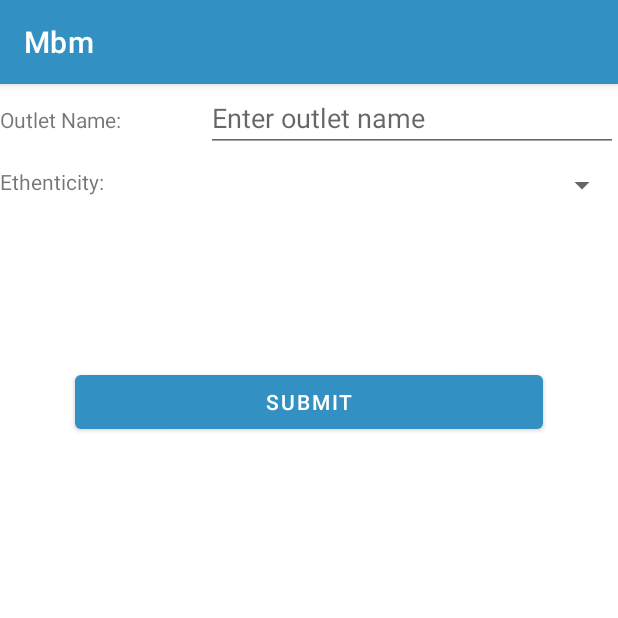
After one commit to SelimRaza/test_kotlin, an Android app: the OutletEntryFragment screen opened through its navigation route, on a phone screen of 412 x 824 dp, the top half of it. The commit adds this screen. Run offline under Robolectric (Android 15) with nearby library versions, the phone set to English and light mode, and no system bars.

Commit message:
initial commit

```diff
--- a/app/src/main/AndroidManifest.xml
+++ b/app/src/main/AndroidManifest.xml
@@ -3,6 +3,8 @@
     xmlns:tools="http://schemas.android.com/tools">
 
     <uses-permission android:name="android.permission.INTERNET" />
+    <uses-permission android:name="android.permission.ACCESS_FINE_LOCATION"/>
+    <uses-permission android:name="android.permission.ACCESS_COARSE_LOCATION"/>
 
     <application
         android:name=".MyApp"
@@ -16,6 +18,9 @@
         android:theme="@style/Theme.Mbm"
         android:usesCleartextTraffic="true"
         tools:targetApi="31">
+        <activity
+            android:name=".outletEntry.view.OutletNavActivity"
+            android:exported="false" />
         <activity
             android:name=".Order.OrderActivity"
             android:exported="false" />
--- a/app/src/main/java/com/example/mbm/Constants.kt
+++ b/app/src/main/java/com/example/mbm/Constants.kt
@@ -1,6 +1,7 @@
 package com.example.mbm
 
-object Constants {
+class Constants {
+    companion object {
         const val MENU_SYNC_ID = 1
         const val MENU_ORDER_ID = 2
         const val MENU_ORDER_SR = 3
@@ -11,5 +12,7 @@ object Constants {
         const val MENU_WORK_NOTE = 8
         const val MENU_SEARCH = 9
         const val MENU_EXIT = 20
+    }
+
 
 }
--- /dev/null
+++ b/app/src/main/java/com/example/mbm/outletEntry/view/OutletEntryFragment.kt
@@ -0,0 +1,146 @@
+package com.example.mbm.outletEntry.view
+
+import android.Manifest
+import android.content.pm.PackageManager
+import android.location.Address
+import android.location.Geocoder
+import android.location.Location
+import android.os.Bundle
+import android.view.LayoutInflater
+import android.view.View
+import android.view.ViewGroup
+import android.widget.Toast
+import androidx.activity.result.contract.ActivityResultContracts
+import androidx.core.app.ActivityCompat
+import androidx.core.content.ContextCompat
+import androidx.fragment.app.Fragment
+import com.example.mbm.databinding.FragmentOutletEntryBinding
+import com.google.android.gms.location.FusedLocationProviderClient
+import com.google.android.gms.location.LocationServices
+import java.io.IOException
+import java.util.Locale
+
+class OutletEntryFragment : Fragment() {
+    private lateinit var binding: FragmentOutletEntryBinding
+    private val key1 by lazy { arguments?.getInt(EXTRA_KEY1, 0) }
+    private val key2 by lazy { arguments?.getInt(EXTRA_KEY2, 0) }
+
+    private val fusedLocationClient: FusedLocationProviderClient by lazy { LocationServices.getFusedLocationProviderClient(requireActivity()) }
+    private val requestPermissionLauncher =
+        registerForActivityResult(ActivityResultContracts.RequestPermission()) { isGranted: Boolean ->
+            if (isGranted) {
+                // Location permission granted, proceed with your logic here
+                getCurrentLocation()
+            } else {
+                // Location permission denied or user clicked on "Never ask again"
+                // Handle the scenario when the permission is denied
+            }
+        }
+
+    override fun onCreateView(
+        inflater: LayoutInflater, container: ViewGroup?,
+        savedInstanceState: Bundle?
+    ): View {
+        binding = FragmentOutletEntryBinding.inflate(layoutInflater, container, false )
+        return binding.root
+    }
+
+    override fun onViewCreated(view: View, savedInstanceState: Bundle?) {
+        super.onViewCreated(view, savedInstanceState)
+
+        //to go to previous page
+        //findNavController().popBackStack()
+
+        if (isLocationPermissionGranted()) {
+            getCurrentLocation()
+        }
+        else {
+            requestPermissionLauncher.launch(android.Manifest.permission.ACCESS_FINE_LOCATION)
+        }
+
+
+    }
+
+    companion object {
+        const val EXTRA_KEY1 = "key1"
+        const val EXTRA_KEY2 = "key2"
+    }
+
+
+    private fun isLocationPermissionGranted(): Boolean {
+        return (ContextCompat.checkSelfPermission(
+            requireContext(),
+            android.Manifest.permission.ACCESS_FINE_LOCATION
+        ) == PackageManager.PERMISSION_GRANTED)
+    }
+
+
+    private fun getCurrentLocation() {
+        if (ActivityCompat.checkSelfPermission(
+                requireContext(),
+                Manifest.permission.ACCESS_FINE_LOCATION
+            ) != PackageManager.PERMISSION_GRANTED && ActivityCompat.checkSelfPermission(
+                requireContext(),
+                Manifest.permission.ACCESS_COARSE_LOCATION
+            ) != PackageManager.PERMISSION_GRANTED
+        ) {
+            // TODO: Consider calling
+            //    ActivityCompat#requestPermissions
+            // here to request the missing permissions, and then overriding
+            //   public void onRequestPermissionsResult(int requestCode, String[] permissions,
+            //                                          int[] grantResults)
+            // to handle the case where the user grants the permission. See the documentation
+            // for ActivityCompat#requestPermissions for more details.
+            return
+        }
+
+        fusedLocationClient.lastLocation
+            .addOnSuccessListener { location: Location? ->
+                if (location != null) {
+                    val latitude = location.latitude
+                    val longitude = location.longitude
+
+                    binding.tvLatLong.text = "Latitude: $latitude , Longitute: $longitude"
+
+                    // Log latitude and longitude
+                    println("Latitude: $latitude, Longitude: $longitude")
+
+                    // Get geocoded address
+                    val geocoder = Geocoder(requireContext(), Locale.ENGLISH)
+                    try {
+                        val addresses: MutableList<Address> = geocoder.getFromLocation(
+                            latitude,
+                            longitude,
+                            1
+                        ) as MutableList<Address>
+
+                        if (addresses.isNotEmpty()) {
+                            val address: Address = addresses[0]
+                            val addressLine = address.getAddressLine(0)
+                            val city = address.locality
+                            val state = address.adminArea
+                            val country = address.countryName
+                            val postalCode = address.postalCode
+
+                            // Log geocoded address components
+                            println("Address Line: $addressLine")
+                            println("City: $city")
+                            println("State: $state")
+                            println("Country: $country")
+                            println("Postal Code: $postalCode")
+                            binding.tvLocation.text = "Address Line: $addressLine City: $city State: $state Country: $country Postal Code: $postalCode"
+
+
+                        }
+                    } catch (e: IOException) {
+                        e.printStackTrace()
+                    }
+                }
+            }
+            .addOnFailureListener { exception: Exception ->
+                // Handle location retrieval failure
+                exception.printStackTrace()
+            }
+    }
+
+}
--- /dev/null
+++ b/app/src/main/java/com/example/mbm/outletEntry/view/OutletMenuFragment.kt
@@ -0,0 +1,40 @@
+package com.example.mbm.outletEntry.view
+
+import android.os.Bundle
+import androidx.fragment.app.Fragment
+import android.view.LayoutInflater
+import android.view.View
+import android.view.ViewGroup
+import androidx.core.os.bundleOf
+import androidx.navigation.fragment.findNavController
+import com.example.mbm.R
+import com.example.mbm.databinding.FragmentOutletMenuBinding
+
+
+class OutletMenuFragment : Fragment() {
+    private lateinit var binding: FragmentOutletMenuBinding
+
+    override fun onCreateView(
+        inflater: LayoutInflater, container: ViewGroup?,
+        savedInstanceState: Bundle?
+    ): View {
+        binding = FragmentOutletMenuBinding.inflate(layoutInflater, container, false)
+        return binding.root
+    }
+
+    override fun onViewCreated(view: View, savedInstanceState: Bundle?) {
+        super.onViewCreated(view, savedInstanceState)
+
+        binding.btnEntryOutlet.setOnClickListener {
+            findNavController().navigate(
+                R.id.action_outletMenuFragment_to_outletEntryFragment,
+                bundleOf(
+                    OutletEntryFragment.EXTRA_KEY1 to 1,
+                    OutletEntryFragment.EXTRA_KEY2 to 2
+                )
+            )
+        }
+
+    }
+
+}
--- /dev/null
+++ b/app/src/main/java/com/example/mbm/outletEntry/view/OutletNavActivity.kt
@@ -0,0 +1,13 @@
+package com.example.mbm.outletEntry.view
+
+import androidx.appcompat.app.AppCompatActivity
+import android.os.Bundle
+import com.example.mbm.R
+
+class OutletNavActivity : AppCompatActivity() {
+
+    override fun onCreate(savedInstanceState: Bundle?) {
+        super.onCreate(savedInstanceState)
+        setContentView(R.layout.activity_outlet_nav)
+    }
+}
--- /dev/null
+++ b/app/src/main/res/layout/activity_outlet_nav.xml
@@ -0,0 +1,21 @@
+<?xml version="1.0" encoding="utf-8"?>
+<androidx.constraintlayout.widget.ConstraintLayout
+    xmlns:android="http://schemas.android.com/apk/res/android"
+    xmlns:app="http://schemas.android.com/apk/res-auto"
+    xmlns:tools="http://schemas.android.com/tools"
+    android:layout_width="match_parent"
+    android:layout_height="match_parent"
+    tools:context=".outletEntry.view.OutletNavActivity">
+
+    <androidx.fragment.app.FragmentContainerView
+        android:id="@+id/fragmentContainer"
+        android:name="androidx.navigation.fragment.NavHostFragment"
+        android:layout_width="match_parent"
+        android:layout_height="match_parent"
+        app:layout_constraintBottom_toBottomOf="parent"
+        app:layout_constraintStart_toStartOf="parent"
+        app:layout_constraintTop_toTopOf="parent"
+        app:navGraph="@navigation/nav_outlet_entry" />
+
+
+</androidx.constraintlayout.widget.ConstraintLayout>
--- /dev/null
+++ b/app/src/main/res/layout/fragment_outlet_entry.xml
@@ -0,0 +1,82 @@
+<?xml version="1.0" encoding="utf-8"?>
+<LinearLayout xmlns:android="http://schemas.android.com/apk/res/android"
+    xmlns:tools="http://schemas.android.com/tools"
+    android:layout_width="match_parent"
+    android:layout_height="match_parent"
+    android:orientation="vertical"
+    tools:context=".outletEntry.view.OutletEntryFragment">
+
+    <LinearLayout
+        android:layout_width="match_parent"
+        android:layout_height="wrap_content"
+        android:weightSum="3"
+        >
+        <TextView
+            android:layout_width="0dp"
+            android:layout_height="wrap_content"
+            android:layout_weight="1"
+            android:text="Outlet Name:"
+            />
+
+        <EditText
+            android:layout_width="0dp"
+            android:layout_height="wrap_content"
+            android:layout_weight="2"
+            android:hint="Enter outlet name"
+            />
+
+
+    </LinearLayout>
+
+
+    <LinearLayout
+        android:layout_width="match_parent"
+        android:layout_height="wrap_content"
+        android:weightSum="3"
+        android:layout_marginTop="10dp"
+        >
+        <TextView
+            android:layout_width="0dp"
+            android:layout_height="wrap_content"
+            android:layout_weight="1"
+            android:text="Ethenticity:"
+            />
+
+        <Spinner
+            android:id="@+id/spinnerEthenticity"
+            android:layout_width="0dp"
+            android:layout_height="wrap_content"
+            android:layout_weight="2"
+            />
+
+    </LinearLayout>
+
+    <TextView
+        android:id="@+id/tvLatLong"
+        android:layout_width="match_parent"
+        android:layout_height="wrap_content"
+        android:gravity="center"
+        android:layout_marginTop="10dp"
+        tools:text="Latitude: 13.895767,  Longitude: 52.02554"
+        />
+
+    <TextView
+        android:id="@+id/tvLocation"
+        android:layout_width="match_parent"
+        android:layout_height="wrap_content"
+        android:gravity="center"
+        android:layout_marginTop="10dp"
+        tools:text="Address: Dhaka, bangladesh"
+        />
+
+    <Button
+        android:id="@+id/btnSubmit"
+        android:layout_width="match_parent"
+        android:layout_height="wrap_content"
+        android:text="Submit"
+        android:layout_margin="50dp"
+        />
+
+
+
+</LinearLayout>
--- /dev/null
+++ b/app/src/main/res/navigation/nav_outlet_entry.xml
@@ -0,0 +1,23 @@
+<?xml version="1.0" encoding="utf-8"?>
+<navigation xmlns:android="http://schemas.android.com/apk/res/android"
+    xmlns:app="http://schemas.android.com/apk/res-auto"
+    xmlns:tools="http://schemas.android.com/tools"
+    android:id="@+id/nav_outlet_entry"
+    app:startDestination="@id/outletMenuFragment">
+
+
+    <fragment
+        android:id="@+id/outletEntryFragment"
+        android:name="com.example.mbm.outletEntry.view.OutletEntryFragment"
+        android:label="fragment_outlet_entry"
+        tools:layout="@layout/fragment_outlet_entry" />
+    <fragment
+        android:id="@+id/outletMenuFragment"
+        android:name="com.example.mbm.outletEntry.view.OutletMenuFragment"
+        android:label="fragment_outlet_menu"
+        tools:layout="@layout/fragment_outlet_menu" >
+        <action
+            android:id="@+id/action_outletMenuFragment_to_outletEntryFragment"
+            app:destination="@id/outletEntryFragment" />
+    </fragment>
+</navigation>
--- a/app/src/main/res/values/strings.xml
+++ b/app/src/main/res/values/strings.xml
@@ -3,4 +3,6 @@
     <string name="prompt_email">Enter user name</string>
     <string name="prompt_password">enter password</string>
     <string name="action_sign_in_short">password</string>
+    <!-- TODO: Remove or change this placeholder text -->
+    <string name="hello_blank_fragment">Hello blank fragment</string>
 </resources>
```
Also changed, not shown: app/build.gradle (+12 -7 lines), app/src/main/java/com/example/mbm/ObjectSample.kt (added, +14 -0 lines), app/src/main/java/com/example/mbm/home/HomeActivity.kt (+9 -0 lines), app/src/main/res/layout/fragment_outlet_menu.xml (added, +19 -0 lines). Lines whose indentation alone changed are shown as unchanged.
